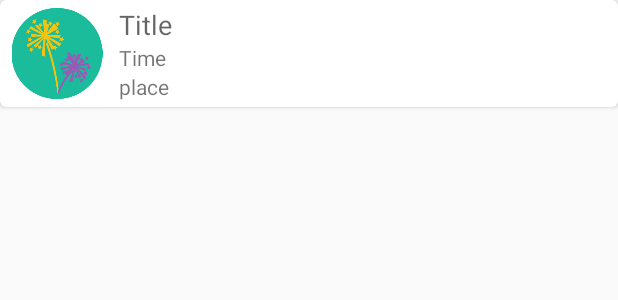
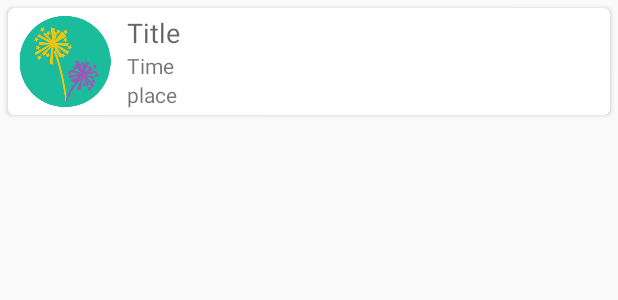
Before and after one commit to crespum/FDM, an Android app: the layout event_item.xml on its own in the app's theme, with its tools: preview values and no code run, on a phone screen of 412 x 824 dp. Shown: the top 300 px of the screen. Run offline under Robolectric (Android 15) with nearby library versions, the light colour scheme and no system bars.

Commit message:
Events are displayed

```diff
--- a/app/src/main/java/com/caracocha/fdm/EventListFragment.java
+++ b/app/src/main/java/com/caracocha/fdm/EventListFragment.java
@@ -11,8 +11,6 @@ import android.view.ViewGroup;
 import android.widget.ListView;
 import android.app.Fragment;
 
-import com.caracocha.fdm.dummy.DummyContent;
-
 import java.util.ArrayList;
 
 /**
@@ -25,6 +23,8 @@ import java.util.ArrayList;
  * interface.
  */
 public class EventListFragment extends Fragment implements JSONReader.onJSONDownloaded {
+
+    private static final String DEBUG_TAG = "EventListFragment";
 
     private RecyclerView rvEventList;
     private ItemAdapter iaEventList;
@@ -133,6 +133,8 @@ public class EventListFragment extends Fragment implements JSONReader.onJSONDown
     }
 
     public void updateLayout() {
+        Log.d(DEBUG_TAG, "JSON downloaded");
+        iaEventList.notifyDataSetChanged();
 
     }
 }
--- a/app/src/main/java/com/caracocha/fdm/ItemAdapter.java
+++ b/app/src/main/java/com/caracocha/fdm/ItemAdapter.java
@@ -2,6 +2,7 @@ package com.caracocha.fdm;
 
 import android.content.Context;
 import android.support.v7.widget.RecyclerView;
+import android.util.Log;
 import android.view.LayoutInflater;
 import android.view.View;
 import android.view.ViewGroup;
@@ -12,6 +13,7 @@ import java.util.ArrayList;
  * Created by xabi on 6/21/15.
  */
 public class ItemAdapter extends RecyclerView.Adapter<ItemViewHolder> {
+    private static final String DEBUG_TAG = "ItemAdapter";
 
     Context context;
     ArrayList<Item> alItems;
@@ -31,6 +33,7 @@ public class ItemAdapter extends RecyclerView.Adapter<ItemViewHolder> {
     @Override
     public void onBindViewHolder(ItemViewHolder itemViewHolder, int i) {
         Item item = alItems.get(i);
+        Log.d(DEBUG_TAG,"Items: " + alItems.size() + " " + i + " " + item.sTitle + " " + item.sCategory);
         itemViewHolder.tvTitle.setText(item.sTitle);
         itemViewHolder.tvTime.setText(item.sStartTime);
         itemViewHolder.tvPlace.setText(item.sPlace);
--- a/app/src/main/java/com/caracocha/fdm/JSONReader.java
+++ b/app/src/main/java/com/caracocha/fdm/JSONReader.java
@@ -85,6 +85,7 @@ public class JSONReader extends AsyncTask<String, Integer, Void> {
             alEvents.add(new Item(Item.INFO, context.getResources().getString(R.string.no_events_found)));
         }
 
+        Log.d(DEBUG_TAG, "Number of events:  " + events.length());
         for(int i = 0; i<events.length(); i++) {
             try {
                 obj = events.getJSONObject(i);
@@ -98,19 +99,20 @@ public class JSONReader extends AsyncTask<String, Integer, Void> {
                 sLongitude = obj.getString(JSONReader.TAG_LONGITUDE);
                 sDescription = obj.getString(JSONReader.TAG_DESCRIPTION);
 
-                alEvents.add(new Item(Item.DATE, sDay));
+                //alEvents.add(new Item(Item.DATE, sDay));
                 alEvents.add(new Item(sEventName, sDay, sStartTime, sEndTime, sCategory, sPlace, sLatitude, sLongitude, sDescription));
 
                 if (i != events.length() - 1) {
                     sEventName = events.getJSONObject(i + 1).getString("DAY");
                     if (!sDay.equals(sEventName)) {
-                        alEvents.add(new Item(Item.DATE, sEventName));
+                        //alEvents.add(new Item(Item.DATE, sEventName));
                     }
                 }
             } catch (JSONException e) {
                 Log.e(JSONReader.DEBUG_TAG, "Error in getJSONObject\n" + e);
             }
         }
+        Log.d(DEBUG_TAG, "Length of array list: " + alEvents.size());
     }
 
     @Override
--- a/app/src/main/res/layout/activity_event_list.xml
+++ b/app/src/main/res/layout/activity_event_list.xml
@@ -3,7 +3,7 @@
     android:layout_width="match_parent"
     android:layout_height="match_parent"
     android:orientation="vertical"
-    tools:context="${relativePackage}.${activityClass}">
+    tools:context=".EventListActivity">
 
     <fragment
         android:id="@+id/fragment_event_list"
--- a/app/src/main/res/layout/event_item.xml
+++ b/app/src/main/res/layout/event_item.xml
@@ -1,13 +1,12 @@
 <LinearLayout xmlns:android="http://schemas.android.com/apk/res/android"
     xmlns:card_view="http://schemas.android.com/apk/res-auto"
-    xmlns:tools="http://schemas.android.com/tools"
     android:layout_width="match_parent"
     android:layout_height="match_parent">
-    <!-- A CardView that contains a TextView -->
     <android.support.v7.widget.CardView xmlns:card_view="http://schemas.android.com/apk/res-auto"
         android:id="@+id/card_view"
         android:layout_width="match_parent"
         android:layout_height="wrap_content"
+        android:layout_margin="5dp"
         card_view:cardCornerRadius="4dp">
 
         <LinearLayout
```
